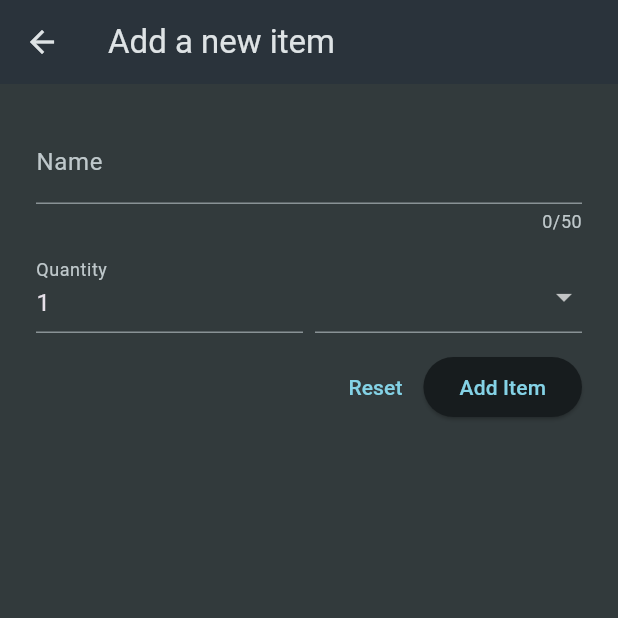
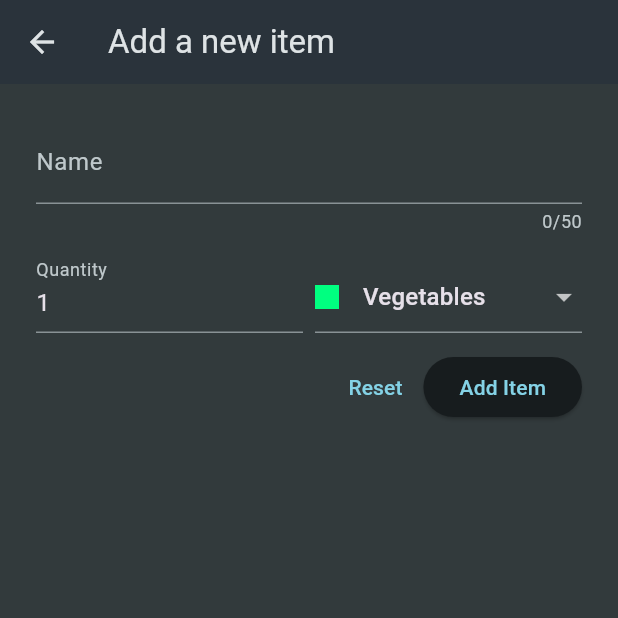
Before and after one commit to richie007dev/shopping_list, a Flutter app: the screen it shows after launch, after a tap on the "add" icon, on a phone screen of 412 x 824 dp, the top half of it. Run offline on Flutter 3.47's test engine with Material 3 defaults, Android fonts, the phone set to English and light mode, and no system bars.

Commit message:
implemented form saving and Dismissible widget in new_item ans grocery_list module

```diff
--- a/lib/main.dart
+++ b/lib/main.dart
@@ -20,6 +20,7 @@ class MyApp extends StatelessWidget {
           surface: const Color.fromARGB(255, 42, 51, 59),
         ),
         scaffoldBackgroundColor: const Color.fromARGB(255, 50, 58, 60),
+
       ),
       home: const GroceryList(),
     );
--- a/lib/widgets/grocery_list.dart
+++ b/lib/widgets/grocery_list.dart
@@ -1,5 +1,5 @@
 import 'package:flutter/material.dart';
-import 'package:shopping_list/data/dummy_items.dart';
+import 'package:shopping_list/models/grocery_item.dart';
 import 'package:shopping_list/widgets/new_item.dart';
 
 class GroceryList extends StatefulWidget {
@@ -10,33 +10,100 @@ class GroceryList extends StatefulWidget {
 }
 
 class _GroceryListState extends State<GroceryList> {
-  void _addItem() {
-    Navigator.of(context).push(
+  final List<GroceryItem> _groceryItems = [];
+  void _addItem() async {
+    final newItem = await Navigator.of(context).push<GroceryItem>(
       MaterialPageRoute(
         builder: (cxt) => const NewItem(),
       ),
     );
+    if (newItem == null) {
+      return;
+    }
+    setState(() {
+      _groceryItems.add(newItem);
+    });
+  }
+
+  void _deleteItem(GroceryItem item) {
+    final itemIndex = _groceryItems.indexOf(item);
+    setState(() {
+      _groceryItems.removeAt(itemIndex);
+    });
+    ScaffoldMessenger.of(context).clearSnackBars();
+    ScaffoldMessenger.of(context).showSnackBar(SnackBar(
+      content: const Text('Item Deleted'),
+      duration: const Duration(seconds: 3),
+      action: SnackBarAction(
+        label: 'Undo',
+        onPressed: () {
+          setState(
+            () {
+              _groceryItems.insert(itemIndex, item);
+            },
+          );
+        },
+      ),
+    ));
   }
 
   @override
   Widget build(BuildContext context) {
+    Widget content = Center(
+      child: Column(
+        mainAxisSize: MainAxisSize.min,
+        children: [
+          Text(
+            "Uh oh... nothing here!",
+            style: Theme.of(context).textTheme.titleLarge!.copyWith(
+                color: Theme.of(context).colorScheme.onBackground,
+                fontWeight: FontWeight.bold),
+          ),
+          const SizedBox(
+            height: 16,
+          ),
+          Text(
+            "Try adding new item!",
+            style: Theme.of(context)
+                .textTheme
+                .bodyLarge!
+                .copyWith(color: Theme.of(context).colorScheme.onBackground),
+          )
+        ],
+      ),
+    );
+    if (_groceryItems.isNotEmpty) {
+      content = ListView.builder(
+        itemCount: _groceryItems.length,
+        itemBuilder: (ctx, index) => Dismissible(
+          background: Container(
+            color: Theme.of(context).colorScheme.error.withOpacity(0.75),
+            margin: const EdgeInsets.symmetric(
+                horizontal: 16),
+          ),
+          key: ValueKey(_groceryItems[index]),
+          onDismissed: (direction) {
+            print(direction);
+            _deleteItem(_groceryItems[index]);
+          },
+          child: ListTile(
+            title: Text(_groceryItems[index].name),
+            leading: Container(
+              height: 24,
+              width: 24,
+              color: _groceryItems[index].category.color,
+            ),
+            trailing: Text(_groceryItems[index].quantity.toString()),
+          ),
+        ),
+      );
+    }
     return Scaffold(
       appBar: AppBar(
         title: const Text('Your Groceries'),
         actions: [IconButton(onPressed: _addItem, icon: const Icon(Icons.add))],
       ),
-      body: ListView.builder(
-        itemCount: groceryItems.length,
-        itemBuilder: (ctx, index) => ListTile(
-          title: Text(groceryItems[index].name),
-          leading: Container(
-            height: 24,
-            width: 24,
-            color: groceryItems[index].category.color,
-          ),
-          trailing: Text(groceryItems[index].quantity.toString()),
-        ),
-      ),
+      body: content,
     );
   }
 }
--- a/lib/widgets/new_item.dart
+++ b/lib/widgets/new_item.dart
@@ -1,5 +1,7 @@
 import 'package:flutter/material.dart';
 import 'package:shopping_list/data/categories.dart';
+import 'package:shopping_list/models/category.dart';
+import 'package:shopping_list/models/grocery_item.dart';
 
 class NewItem extends StatefulWidget {
   const NewItem({super.key});
@@ -11,8 +13,20 @@ class NewItem extends StatefulWidget {
 
 class _NewItemState extends State<NewItem> {
   final _formKey = GlobalKey<FormState>();
+  var _enteredName = '';
+  var _enteredQuantity = 1;
+  var _selectedCategory = categories[Categories.vegetables]!;
   void _saveForm() {
-    _formKey.currentState!.validate();
+    if (_formKey.currentState!.validate()) {
+      _formKey.currentState!.save();
+      Navigator.of(context).pop(
+        GroceryItem(
+            id: DateTime.now().toString(),
+            name: _enteredName,
+            quantity: _enteredQuantity,
+            category: _selectedCategory),
+      );
+    }
   }
 
   @override
@@ -39,6 +53,9 @@ class _NewItemState extends State<NewItem> {
                   }
                   return null;
                 },
+                onSaved: (value) {
+                  _enteredName = value!;
+                },
               ),
               const SizedBox(
                 height: 10,
@@ -51,7 +68,7 @@ class _NewItemState extends State<NewItem> {
                       decoration: const InputDecoration(
                         label: Text('Quantity'),
                       ),
-                      initialValue: '1',
+                      initialValue: _enteredQuantity.toString(),
                       keyboardType: TextInputType.number,
                       validator: (value) {
                         if (value == null ||
@@ -62,13 +79,18 @@ class _NewItemState extends State<NewItem> {
                         }
                         return null;
                       },
+                      onSaved: (value) {
+                        _enteredQuantity = int.parse(value!);
+                      },
                     ),
                   ),
                   const SizedBox(
                     width: 8,
                   ),
                   Expanded(
-                    child: DropdownButtonFormField(items: [
+                    child: DropdownButtonFormField(
+                      value: _selectedCategory,
+                      items: [
                         for (final category in categories.entries)
                           DropdownMenuItem(
                             value: category.value,
@@ -86,7 +108,15 @@ class _NewItemState extends State<NewItem> {
                               ],
                             ),
                           ),
-                    ], onChanged: (value) {}),
+                      ],
+                      onChanged: (value) {
+                        setState(
+                          () {
+                            _selectedCategory = value!;
+                          },
+                        );
+                      },
+                    ),
                   ),
                 ],
               ),
```
Lines whose indentation alone changed are shown as unchanged.
